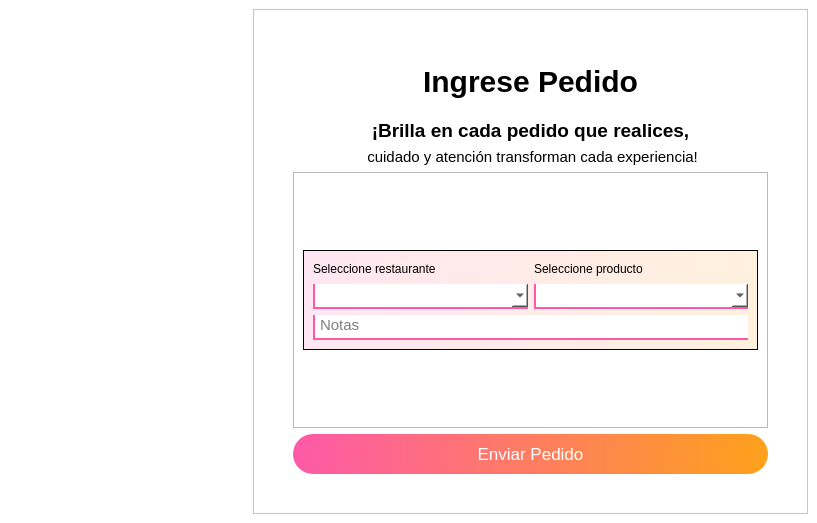
Old version of the form Programa/views/pedidos/pedidos.ui in the repository cristianquiroz6211/poo_project.
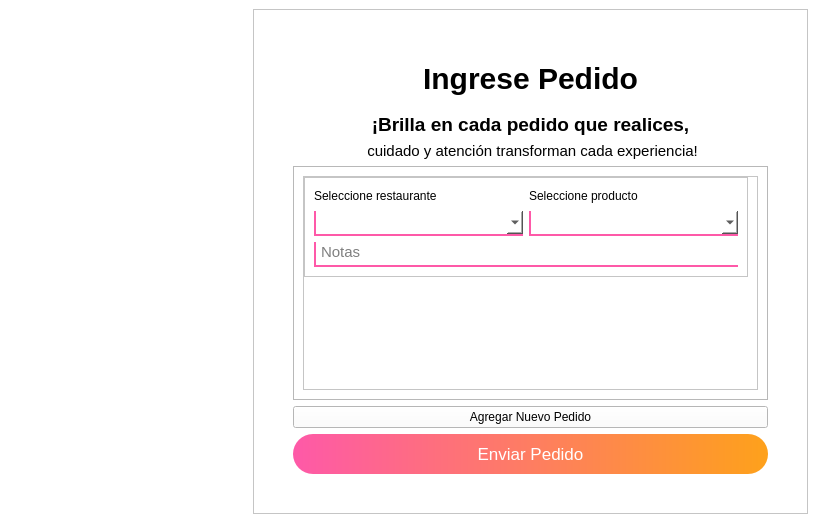
New version of the form. Icons and pictures are not drawn.

Commit message:
cambio scroll
se agrega nuevo boton

What changed in the file:
```diff
--- a/Programa/views/pedidos/pedidos.ui
+++ b/Programa/views/pedidos/pedidos.ui
@@ -162,7 +162,28 @@
          </property>
          <layout class="QVBoxLayout" name="verticalLayout_2">
           <item>
-           <widget class="QFrame" name="item">
+           <widget class="QScrollArea" name="scrollArea">
+            <property name="widgetResizable">
+             <bool>true</bool>
+            </property>
+            <widget class="QWidget" name="scrollAreaWidgetContents">
+             <property name="geometry">
+              <rect>
+               <x>0</x>
+               <y>0</y>
+               <width>442</width>
+               <height>192</height>
+              </rect>
+             </property>
+             <widget class="QFrame" name="pedido">
+              <property name="geometry">
+               <rect>
+                <x>0</x>
+                <y>0</y>
+                <width>444</width>
+                <height>100</height>
+               </rect>
+              </property>
             <property name="sizePolicy">
              <sizepolicy hsizetype="Minimum" vsizetype="Preferred">
               <horstretch>0</horstretch>
@@ -255,10 +276,19 @@
              </item>
             </layout>
            </widget>
+            </widget>
+           </widget>
           </item>
          </layout>
         </widget>
        </item>
+       <item>
+        <widget class="QPushButton" name="pushButton">
+         <property name="text">
+          <string>Agregar Nuevo Pedido</string>
+         </property>
+        </widget>
+       </item>
        <item>
         <widget class="QPushButton" name="submit">
          <property name="enabled">
```
Left out of the diff: 26 changed lines with no effect on the pictures. Lines whose indentation alone changed are shown as unchanged. The commit also changes 1 other file.
